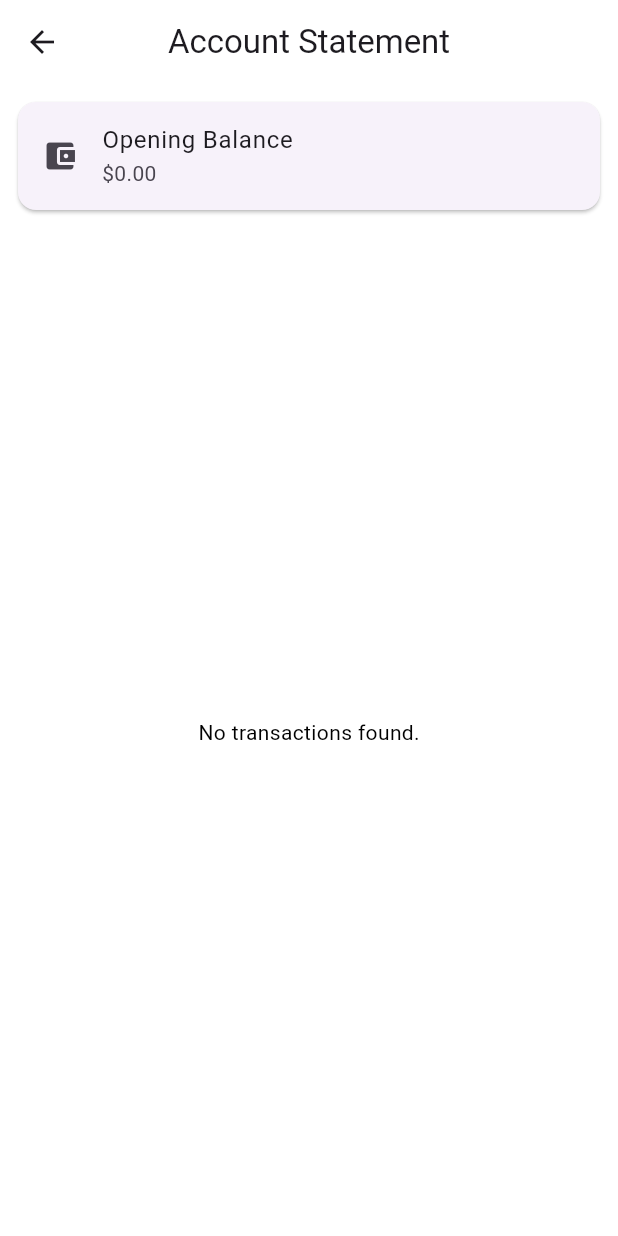
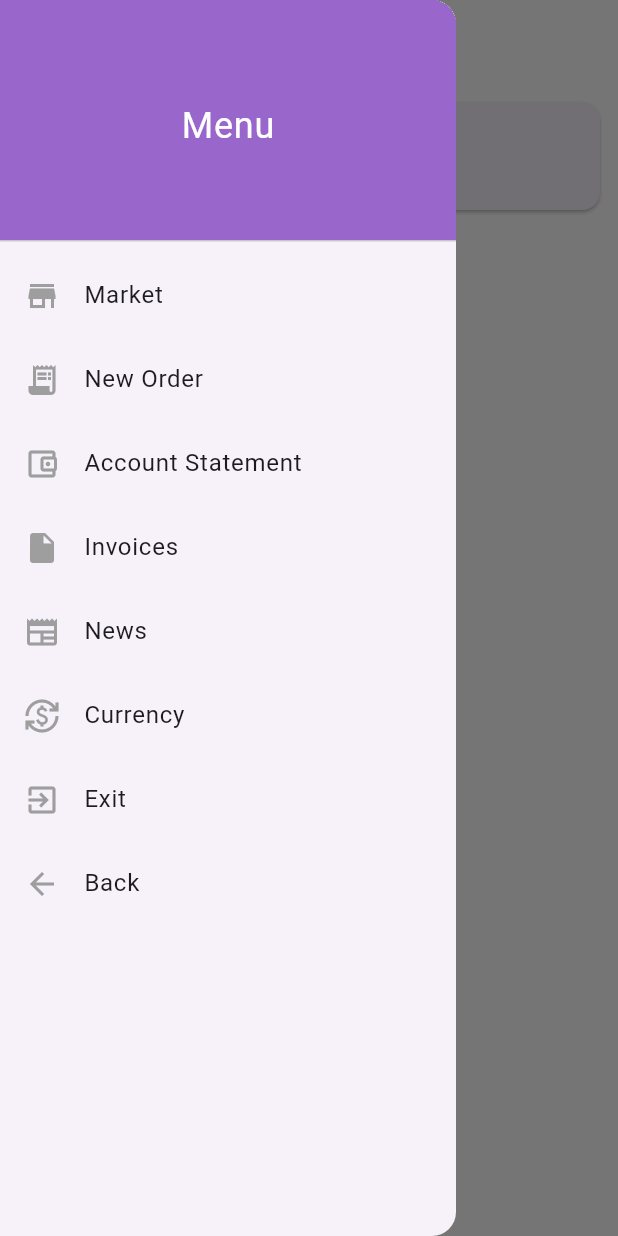
Before and after one commit to ShahdAshraf96/Stock-Market-App, a Flutter app: the AccountStatementScreen screen opened by its route, with the side drawer open (before the commit the screen has no drawer), on a phone screen of 412 x 824 dp. Run offline on Flutter 3.47's test engine with Material 3 defaults, Android fonts, the light colour scheme and no system bars; our stand-ins replace animate_do, cloud_firestore, firebase_auth, firebase_core; accounts and stored records are empty.

Commit message:
add sidebar to each page

```diff
--- a/lib/screens/account_statement/account_statement_screen.dart
+++ b/lib/screens/account_statement/account_statement_screen.dart
@@ -4,6 +4,7 @@ import 'package:stock_market_app/models/stock_model.dart';
 import 'package:cloud_firestore/cloud_firestore.dart';
 import 'package:firebase_auth/firebase_auth.dart';
 import 'package:stock_market_app/models/account_statement_model.dart';
+import 'package:stock_market_app/screens/drawer.dart';
 
 
 
@@ -51,6 +52,7 @@ class AccountStatementScreen extends StatelessWidget {
   Widget build(BuildContext context) {
     return Scaffold(
       appBar: AppBar(title: const Text("Account Statement")),
+      drawer: AppDrawer(),
       body: FutureBuilder<double>(
         future: getOpeningBalance(),
         builder: (context, balanceSnapshot) {
--- a/lib/screens/bill/dual_bill_screen.dart
+++ b/lib/screens/bill/dual_bill_screen.dart
@@ -2,6 +2,7 @@ import 'package:cloud_firestore/cloud_firestore.dart';
 import 'package:firebase_auth/firebase_auth.dart';
 import 'package:flutter/material.dart';
 import 'package:stock_market_app/models/stock_model.dart';
+import 'package:stock_market_app/screens/drawer.dart';
 import 'widgets/bill_item_widget.dart';
 
 class DualBillScreen extends StatelessWidget {
@@ -36,6 +37,7 @@ class DualBillScreen extends StatelessWidget {
             Tab(text: "Sell Invoices"),
           ]),
         ),
+        drawer: AppDrawer(),
         body: TabBarView(
           children: [
             _buildBillList(uid: uid, isBuy: true),
--- a/lib/screens/buy_sell_stock/order_tab_screen.dart
+++ b/lib/screens/buy_sell_stock/order_tab_screen.dart
@@ -1,4 +1,5 @@
 import 'package:flutter/material.dart';
+import 'package:stock_market_app/screens/drawer.dart';
 import 'widget/order_form_widget.dart';
 
 class OrderTabScreen extends StatefulWidget {
@@ -47,6 +48,7 @@ class _OrderTabScreenState extends State<OrderTabScreen> with SingleTickerProvid
           ],
         ),
       ),
+      drawer: AppDrawer(),
       body: TabBarView(
         controller: _tabController,
         children: [
--- a/lib/screens/currency/currency_screen.dart
+++ b/lib/screens/currency/currency_screen.dart
@@ -1,6 +1,8 @@
 import 'package:flutter/material.dart';
 import 'package:http/http.dart' as http;
 import 'dart:convert';
+
+import 'package:stock_market_app/screens/drawer.dart';
 
 class CurrencyConverterScreen extends StatefulWidget {
   const CurrencyConverterScreen({super.key});
@@ -87,6 +89,7 @@ class _CurrencyConverterScreenState extends State<CurrencyConverterScreen> {
       appBar: AppBar(
         title: Text('Currency Converter'),
       ),
+      drawer: AppDrawer(),
       body: SingleChildScrollView(
         padding: EdgeInsets.all(16.0),
         child: Column(
--- /dev/null
+++ b/lib/screens/drawer.dart
@@ -0,0 +1,72 @@
+import 'package:flutter/material.dart';
+import 'package:stock_market_app/core/routes/page_route_names.dart';
+
+class AppDrawer extends StatelessWidget {
+  final List<Map<String, dynamic>> menuItems = [
+    {'text': 'Market', 'icon': Icons.store},
+    {'text': 'New Order', 'icon': Icons.receipt_long},
+    {'text': 'Account Statement', 'icon': Icons.account_balance_wallet_outlined},
+    {'text': 'Invoices', 'icon': Icons.insert_drive_file},
+    {'text': 'News', 'icon': Icons.newspaper},
+    {'text': 'Currency', 'icon': Icons.currency_exchange},
+    {'text': 'Exit', 'icon': Icons.exit_to_app_outlined},
+    {'text': 'Back', 'icon': Icons.arrow_back},
+  ];
+
+  AppDrawer({super.key});
+
+  @override
+  Widget build(BuildContext context) {
+    return Drawer(
+      child: Directionality(
+        textDirection: TextDirection.ltr,
+        child: ListView(
+          children: [
+            const DrawerHeader(
+              decoration: BoxDecoration(color: Color(0xFF9966CC)),
+              child: Center(
+                child: Text(
+                  'Menu',
+                  style: TextStyle(color: Colors.white, fontSize: 24),
+                ),
+              ),
+            ),
+            ...menuItems.map((item) => ListTile(
+                  leading: Icon(item['icon'], color: Colors.grey),
+                  title: Text(item['text']),
+                  onTap: () {
+                    Navigator.pop(context);
+                    switch (item['text']) {
+                      case 'Market':
+                        Navigator.pushNamed(context, PageRouteNames.market);
+                        break;
+                      case 'Account Statement':
+                        Navigator.pushNamed(context, PageRouteNames.accountStatement);
+                        break;
+                      case 'Invoices':
+                        Navigator.pushNamed(context, PageRouteNames.dualBillView);
+                        break;
+                      case 'News':
+                        Navigator.pushNamed(context, PageRouteNames.news);
+                        break;
+                      case 'Currency':
+                        Navigator.pushNamed(context, PageRouteNames.currency);
+                        break;
+                      case 'New Order':
+                        Navigator.pushNamed(context, PageRouteNames.buyStock);
+                        break;
+                      case "Exit":
+                        Navigator.pushNamed(context, PageRouteNames.login);
+                        break;
+                      case 'Back':
+                        Navigator.pushNamed(context, PageRouteNames.homePage);
+                        break;
+                    }
+                  },
+                )),
+          ],
+        ),
+      ),
+    );
+  }
+}
--- a/lib/screens/market/market_screen.dart
+++ b/lib/screens/market/market_screen.dart
@@ -1,4 +1,5 @@
 import 'package:flutter/material.dart';
+import 'package:stock_market_app/screens/drawer.dart';
 import 'package:stock_market_app/screens/market/services/stock_services.dart';
 
 class StockHomePage extends StatefulWidget {
@@ -52,6 +53,7 @@ class _StockHomePageState extends State<StockHomePage> with SingleTickerProvider
           labelStyle: const TextStyle(fontSize: 16),
         ),
       ),
+      drawer: AppDrawer(),
       body: TabBarView(
         controller: _tabController,
         children: [
--- a/lib/screens/news_screen.dart
+++ b/lib/screens/news_screen.dart
@@ -1,5 +1,6 @@
 import 'package:flutter/material.dart';
 import 'package:http/http.dart' as http;
+import 'package:stock_market_app/screens/drawer.dart';
 import 'dart:convert';
 import 'package:url_launcher/url_launcher.dart';
 
@@ -46,6 +47,7 @@ class _NewsScreenState extends State<NewsScreen> {
   Widget build(BuildContext context) {
     return Scaffold(
       appBar: AppBar(title: const Text('Latest News')),
+      drawer: AppDrawer(),
       body:
           isLoading
               ? const Center(child: CircularProgressIndicator())
--- a/pubspec.yaml
+++ b/pubspec.yaml
@@ -43,7 +43,7 @@ dependencies:
   firebase_core: ^3.13.0
   provider: ^6.1.5
   flutter_spinkit: ^5.2.1
-  http: ^1.4.0
+  http: ^1.2.1
   url_launcher: ^6.1.12
 
 dev_dependencies:
```
Also changed, not shown: lib/screens/home_page/home_page_screen.dart (+2 -53 lines).
